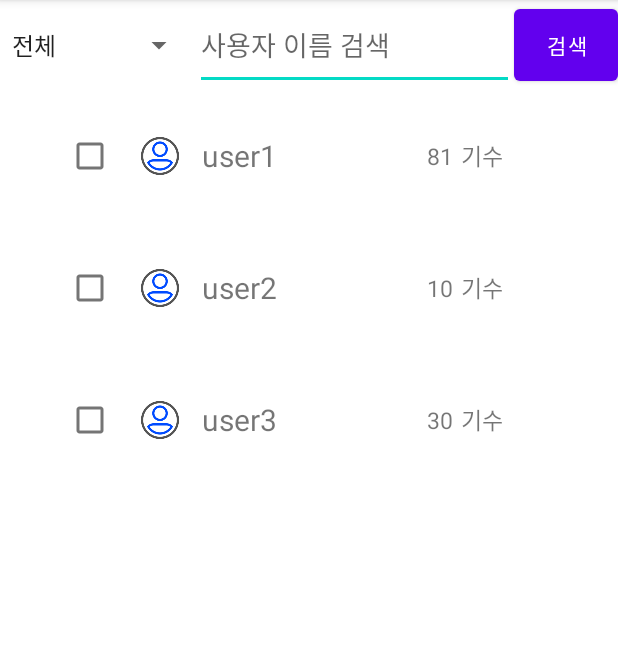
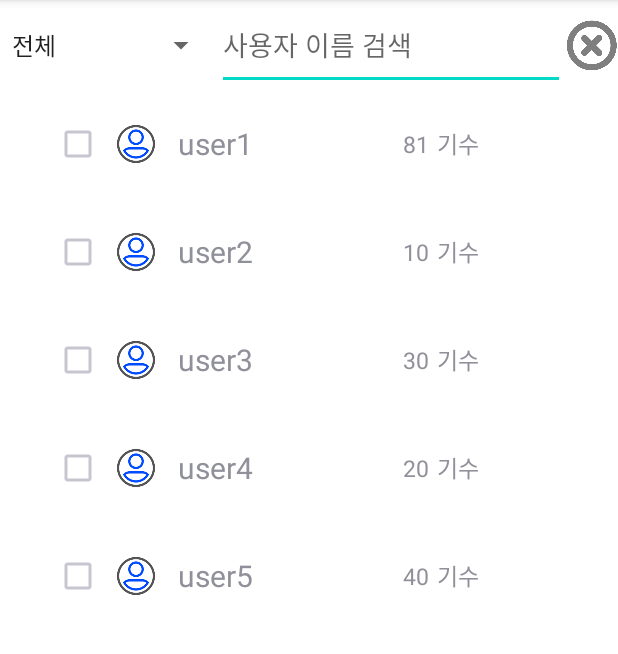
Before and after one commit to dahyun0917/Android-Chatting-Application, an Android app: the ChatUserListAcitivity screen opened directly, with no data from a screen before it, on a phone screen of 412 x 824 dp, the part 84-738 px from its top. Run offline under Robolectric (Android 15) with nearby library versions, the phone set to English and light mode, and no system bars; our stand-ins replace Firebase (no records; nobody signed in at launch, a user with empty details on screens opened directly).

Commit message:
검색 기능 완료

```diff
--- a/app/src/main/java/com/example/chat_de/ChatUserListAcitivity.java
+++ b/app/src/main/java/com/example/chat_de/ChatUserListAcitivity.java
@@ -5,10 +5,15 @@ import androidx.recyclerview.widget.LinearLayoutManager;
 import androidx.recyclerview.widget.RecyclerView;
 
 import android.os.Bundle;
+import android.text.Editable;
+import android.text.TextWatcher;
 import android.util.Log;
 import android.view.View;
 import android.widget.AdapterView;
 import android.widget.ArrayAdapter;
+import android.widget.Button;
+import android.widget.EditText;
+import android.widget.ImageButton;
 import android.widget.Spinner;
 
 import com.example.chat_de.datas.User;
@@ -17,7 +22,7 @@ import com.google.firebase.database.FirebaseDatabase;
 
 import java.util.ArrayList;
 
-public class ChatUserListAcitivity extends AppCompatActivity {
+public class ChatUserListAcitivity extends AppCompatActivity implements TextWatcher {
     String[] items = {"전체","1-10기","11-20기","21-30기","31-40기","41-50기","51-60기","61기-70기","71기~"};
     ArrayList<UserItem> userList = new ArrayList<UserItem>();
 
@@ -27,12 +32,42 @@ public class ChatUserListAcitivity extends AppCompatActivity {
     private FirebaseDatabase firebaseDatabase = FirebaseDatabase.getInstance();
     private DatabaseReference databaseReference = firebaseDatabase.getReference();
 
-
     @Override
     protected void onCreate(Bundle savedInstanceState) {
         super.onCreate(savedInstanceState);
         setContentView(R.layout.chat_user_list);
 
+        /*리사이클러뷰 설정*/
+
+        //데이터 받아오기
+        // TODO: userList = getAllUserList();
+        userList.add(new UserItem("user1","",81,"hje"));
+        userList.add(new UserItem("user2","",10,"whs"));
+        userList.add(new UserItem("user3","",30,"rke"));
+        userList.add(new UserItem("user4","",20,"df"));
+        userList.add(new UserItem("user5","",40,"rkwere"));
+        //어댑터 인스턴스 생성
+        userListAdapter = new UserListAdapter(getApplicationContext(),userList);
+        //리사이클러뷰 설정
+        recyclerView = findViewById(R.id.recyclerUserList);
+        recyclerView.setLayoutManager(new LinearLayoutManager(getApplicationContext(), RecyclerView.VERTICAL,false));
+        recyclerView.setAdapter(userListAdapter);
+
+        /*검색 기능 추가*/
+        EditText contents = (EditText)findViewById(R.id.searchText);
+        contents.addTextChangedListener(this);
+
+        /*텍스트뷰 내용 지우기*/
+        ImageButton search = (ImageButton) findViewById(R.id.searchButton);
+        search.setOnClickListener(new View.OnClickListener(){
+            @Override
+            public void onClick(View view) {
+                contents.setText(null);
+            }
+        });
+
+
+        /*스피너 설정*/
         Spinner spinner = findViewById(R.id.spinner);
         ArrayAdapter<String> adapter = new ArrayAdapter<String>(
                 this, android.R.layout.simple_spinner_item,items
@@ -46,6 +81,7 @@ public class ChatUserListAcitivity extends AppCompatActivity {
             @Override
             public void onItemSelected(AdapterView<?> adapterView, View view, int i, long l) {
                 // int i : item의 순서대로 0번부터 n-1번까지
+                //userListAdapter.setUserList(this.userList);
             }
             //아무것도 선택되지 않은 상태일때
             @Override
@@ -53,25 +89,21 @@ public class ChatUserListAcitivity extends AppCompatActivity {
 
             }
         });
+    }
 
-        /*리사이클러뷰 설정*/
+    @Override
+    public void beforeTextChanged(CharSequence charSequence, int i, int i1, int i2) { }
 
-        //데이터 받아오기
-        //userList = getAllUserList();
-        userList.add(new UserItem("user1","",81,"hje"));
-        userList.add(new UserItem("user2","",10,"whs"));
-        userList.add(new UserItem("user3","",30,"rke"));
-        //어댑터 인스턴스 생성
-        userListAdapter = new UserListAdapter();
-        userListAdapter.setUserList(this.userList);
-        //리사이클러뷰 설정
-        recyclerView = findViewById(R.id.recyclerUserList);
-        recyclerView.setLayoutManager(new LinearLayoutManager(this, RecyclerView.VERTICAL,false));
-        recyclerView.setAdapter(userListAdapter);
+    @Override
+    public void onTextChanged(CharSequence charSequence, int i, int i1, int i2) {
+        /*검색 설정*/
+        userListAdapter.getFilter().filter(charSequence);
+        Log.d("TEST","Text Changed");
+    }
 
-        Log.d("TAG",String.valueOf(userListAdapter.getItemCount()));
+    @Override
+    public void afterTextChanged(Editable editable) {  }
 
-    }
 
     private ArrayList<UserItem> getAllUserList(){
         // TODO : 유저 리스트 받아오기
--- a/app/src/main/java/com/example/chat_de/UserListAdapter.java
+++ b/app/src/main/java/com/example/chat_de/UserListAdapter.java
@@ -1,5 +1,6 @@
 package com.example.chat_de;
 
+import android.content.Context;
 import android.util.Log;
 import android.view.LayoutInflater;
 import android.view.View;
@@ -11,26 +12,27 @@ import android.widget.Filterable;
 import androidx.annotation.NonNull;
 import androidx.recyclerview.widget.RecyclerView;
 
-import com.example.chat_de.datas.UserMeta;
+import com.example.chat_de.datas.User;
 
 import java.util.ArrayList;
 
-public class UserListAdapter extends RecyclerView.Adapter<UserListViewHolder> implements Filterable {
-
-    private ArrayList<UserItem> userList;
+public class UserListAdapter extends RecyclerView.Adapter<UserListViewHolder> implements Filterable{
+    Context context;
+    private ArrayList<UserItem> filteredUsers = new ArrayList<>(); //필터링된 리스트 -> 보여줄 리스트
+    private ArrayList<UserItem> unFilteredUsers = new ArrayList<>(); //필터링되지않은 리스트
 
     //뷰홀더가 생성 됐을 때
     @NonNull
     @Override
     public UserListViewHolder onCreateViewHolder(@NonNull ViewGroup parent, int viewType) {
-        View view = LayoutInflater.from(parent.getContext()).inflate(R.layout.recycler_item, parent, false);
+        View view = LayoutInflater.from(context).inflate(R.layout.recycler_item, parent, false);
         return new UserListViewHolder(view);
     }
 
     //아이템 개수를 조회
     @Override
     public int getItemCount() {
-        return this.userList.size();
+        return (this.filteredUsers.size());
     }
 
     public int getItemViewType(int position) {
@@ -40,7 +42,7 @@ public class UserListAdapter extends RecyclerView.Adapter<UserListViewHolder> im
     //뷰와 뷰홀더가 묶였을 때
     @Override
     public void onBindViewHolder(@NonNull UserListViewHolder holder, int position) {
-        final UserItem item = userList.get(position);
+        final UserItem item = filteredUsers.get(position);
 
         holder.checkBox.setOnCheckedChangeListener(null);
 
@@ -55,18 +57,54 @@ public class UserListAdapter extends RecyclerView.Adapter<UserListViewHolder> im
                 item.setChcked(compoundButton.isChecked());
             }
         });
-        holder.bind(this.userList.get(position));
+        holder.bind(this.filteredUsers.get(position));
         //Log.d("TAG","position"+String.valueOf(position));
     }
 
     //외부에서 데이터 넘기기
     public void setUserList(ArrayList<UserItem> userList){
-        this.userList = userList;
+        this.unFilteredUsers = userList;
         notifyDataSetChanged();
+    }
+    //생성자
+    public UserListAdapter(Context context, ArrayList<UserItem> list) {
+        super();
+        this.context = context;
+        this.unFilteredUsers = list;
+        this.filteredUsers = list;
     }
 
     @Override
     public Filter getFilter() {
-        return null;
+        return new Filter() {
+            @Override
+            protected FilterResults performFiltering(CharSequence charSequence) {
+                String charString = charSequence.toString(); //입력된 스트링
+                if(charString.isEmpty()){
+                    //비어있다면 필터링 되지 않은 리스트를 필터링 된 리스트로 사용
+                    filteredUsers = unFilteredUsers;
+                }else{
+                    ArrayList<UserItem> filteringList = new ArrayList<>(); //필터링중인 리스트
+                    for(int i=0;i<unFilteredUsers.size();i++) {
+                        String name = unFilteredUsers.get(i).getName();
+                        if(name.toLowerCase().contains(charString.toLowerCase())){
+                            filteringList.add(unFilteredUsers.get(i));
+                        }
+                    }
+                    filteredUsers = filteringList;
+                }
+                FilterResults filterResults = new FilterResults();
+                filterResults.values = filteredUsers;
+                return filterResults;
+            }
+
+            @Override
+            protected void publishResults(CharSequence charSequence, FilterResults filterResults) {
+                //리사이클러뷰 업데이트
+                filteredUsers = (ArrayList<UserItem>)filterResults.values;
+                notifyDataSetChanged();
+            }
+        };
+
     }
 }
--- a/app/src/main/java/com/example/chat_de/UserListViewHolder.java
+++ b/app/src/main/java/com/example/chat_de/UserListViewHolder.java
@@ -35,7 +35,6 @@ public class UserListViewHolder extends RecyclerView.ViewHolder {
         userGenerationText.setText(String.valueOf(userItem.getGeneration()));
         checkBox.setChecked(userItem.getChecked());
 
-        Log.d("TAG","ok");
         // TODO 사진 설정 해줘야됨
         //userMeta.setPictureURL(String.valueOf(userProfileImage.getResources()));
     }
--- a/app/src/main/res/layout/chat_user_list.xml
+++ b/app/src/main/res/layout/chat_user_list.xml
@@ -17,15 +17,20 @@
         <EditText
             android:id="@+id/searchText"
             android:layout_weight="8"
-            android:layout_width="240dp"
+            android:layout_width="220dp"
             android:layout_height="match_parent"
             android:hint="사용자 이름 검색"/>
-        <Button
+
+        <ImageButton
             android:id="@+id/searchButton"
+            android:layout_width="30dp"
+            android:layout_height="wrap_content"
+            android:layout_gravity="center"
             android:layout_weight="3"
-            android:layout_width="80dp"
-            android:layout_height="match_parent"
-            android:text="검색"/>
+            android:adjustViewBounds="true"
+            android:padding="0sp"
+            android:scaleType="centerCrop"
+            android:src="@drawable/clear_button" />
 
     </LinearLayout>
 
--- /dev/null
+++ b/app/src/main/res/values/ids.xml
@@ -0,0 +1,4 @@
+<?xml version="1.0" encoding="utf-8"?>
+<resources>
+    <item name="searchButton" type="id" />
+</resources>
```
Also changed, not shown: app/src/main/java/com/example/chat_de/ChatActivity.java (+12 -7 lines), app/src/main/res/clear_button2/pngwing.com.png (added), app/src/main/res/drawable/clear_button.png (added).
